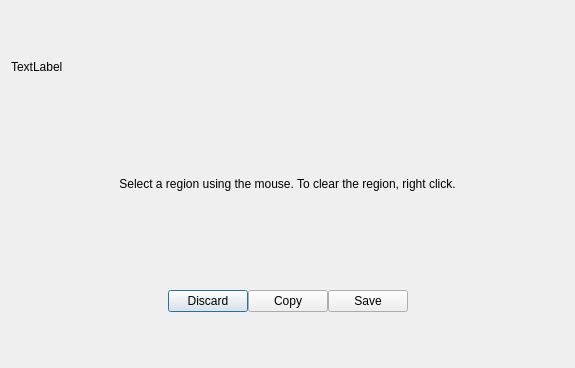
Old version of the form shell/screenshotwindow.ui in the repository vicr123/theshell.
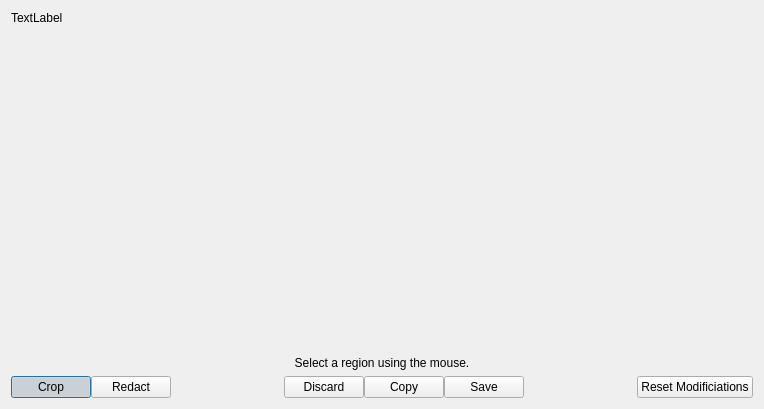
New version of the form. Icons and pictures are not drawn.

```diff
--- a/shell/screenshotwindow.ui
+++ b/shell/screenshotwindow.ui
@@ -6,8 +6,8 @@
    <rect>
     <x>0</x>
     <y>0</y>
-    <width>575</width>
-    <height>368</height>
+    <width>764</width>
+    <height>409</height>
    </rect>
   </property>
   <property name="windowTitle">
@@ -28,9 +28,22 @@
     </widget>
    </item>
    <item>
-    <widget class="QLabel" name="label_2">
+    <spacer name="verticalSpacer">
+     <property name="orientation">
+      <enum>Qt::Vertical</enum>
+     </property>
+     <property name="sizeHint" stdset="0">
+      <size>
+       <width>20</width>
+       <height>40</height>
+      </size>
+     </property>
+    </spacer>
+   </item>
+   <item>
+    <widget class="QLabel" name="descriptionLabel">
      <property name="text">
-      <string>Select a region using the mouse. To clear the region, right click.</string>
+      <string>Select a region using the mouse.</string>
      </property>
      <property name="alignment">
       <set>Qt::AlignCenter</set>
@@ -55,6 +68,41 @@
       <property name="bottomMargin">
        <number>0</number>
       </property>
+      <item>
+       <widget class="QPushButton" name="regionSelectButton">
+        <property name="text">
+         <string>Crop</string>
+        </property>
+        <property name="icon">
+         <iconset theme="edit-select-all"/>
+        </property>
+        <property name="checkable">
+         <bool>true</bool>
+        </property>
+        <property name="checked">
+         <bool>true</bool>
+        </property>
+        <property name="autoExclusive">
+         <bool>true</bool>
+        </property>
+       </widget>
+      </item>
+      <item>
+       <widget class="QPushButton" name="blankerButton">
+        <property name="text">
+         <string>Redact</string>
+        </property>
+        <property name="icon">
+         <iconset theme="visibility"/>
+        </property>
+        <property name="checkable">
+         <bool>true</bool>
+        </property>
+        <property name="autoExclusive">
+         <bool>true</bool>
+        </property>
+       </widget>
+      </item>
       <item>
        <spacer name="horizontalSpacer">
         <property name="orientation">
@@ -114,6 +162,16 @@
         </property>
        </spacer>
       </item>
+      <item>
+       <widget class="QPushButton" name="resetButton">
+        <property name="text">
+         <string>Reset Modificiations</string>
+        </property>
+        <property name="icon">
+         <iconset theme="view-refresh"/>
+        </property>
+       </widget>
+      </item>
      </layout>
     </widget>
    </item>
```
